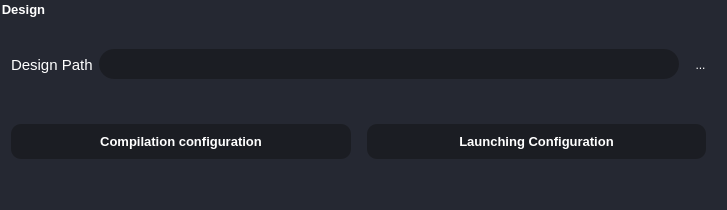
Qt form src/frontend/UiFiles/DesignBox.ui (bassant-hisham/Anomalies-Tracker-Siemens-Academy) before a commit.
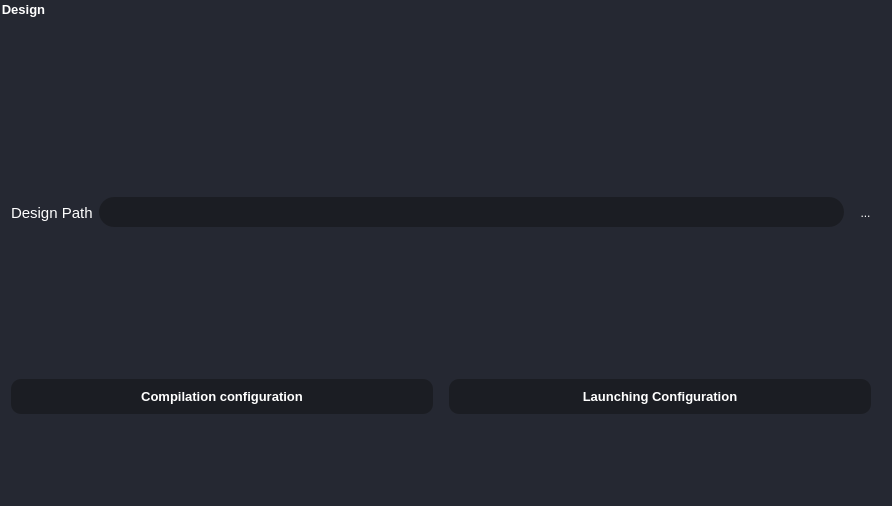
The same form after that commit. Icons and pictures are not drawn.

What changed in the file:
```diff
--- a/src/frontend/UiFiles/DesignBox.ui
+++ b/src/frontend/UiFiles/DesignBox.ui
@@ -6,14 +6,13 @@
    <rect>
     <x>0</x>
     <y>0</y>
-    <width>727</width>
-    <height>210</height>
+    <width>892</width>
+    <height>506</height>
    </rect>
   </property>
   <property name="font">
    <font>
     <pointsize>10</pointsize>
-    <weight>75</weight>
     <bold>true</bold>
    </font>
   </property>
@@ -94,15 +93,17 @@
    <string>Design</string>
   </property>
   <layout class="QGridLayout" name="gridLayout">
-   <item row="0" column="0">
+   <item row="1" column="0">
     <layout class="QHBoxLayout" name="DesignPath_horizontalLayout">
+     <property name="sizeConstraint">
+      <enum>QLayout::SetNoConstraint</enum>
+     </property>
      <item>
       <widget class="QLabel" name="DesignPath_label">
        <property name="font">
         <font>
          <family>MS Shell Dlg 2</family>
          <pointsize>11</pointsize>
-         <weight>50</weight>
          <italic>false</italic>
          <bold>false</bold>
         </font>
@@ -141,8 +142,11 @@
      </item>
     </layout>
    </item>
-   <item row="1" column="0">
+   <item row="3" column="0">
     <layout class="QHBoxLayout" name="Configurations_horizontalLayout">
+     <property name="sizeConstraint">
+      <enum>QLayout::SetNoConstraint</enum>
+     </property>
      <item>
       <widget class="QPushButton" name="CompilationConfig_button">
        <property name="sizePolicy">
@@ -160,7 +164,6 @@
        <property name="font">
         <font>
          <pointsize>10</pointsize>
-         <weight>75</weight>
          <bold>true</bold>
         </font>
        </property>
@@ -192,7 +195,6 @@
        <property name="font">
         <font>
          <pointsize>10</pointsize>
-         <weight>75</weight>
          <bold>true</bold>
         </font>
        </property>
@@ -209,6 +211,69 @@
      </item>
     </layout>
    </item>
+   <item row="0" column="0">
+    <layout class="QHBoxLayout" name="horizontalLayout" stretch="0,0">
+     <property name="spacing">
+      <number>0</number>
+     </property>
+     <property name="sizeConstraint">
+      <enum>QLayout::SetNoConstraint</enum>
+     </property>
+     <property name="bottomMargin">
+      <number>8</number>
+     </property>
+     <item>
+      <spacer name="horizontalSpacer">
+       <property name="orientation">
+        <enum>Qt::Horizontal</enum>
+       </property>
+       <property name="sizeHint" stdset="0">
+        <size>
+         <width>40</width>
+         <height>0</height>
+        </size>
+       </property>
+      </spacer>
+     </item>
+     <item>
+      <widget class="QPushButton" name="delete_pushButton">
+       <property name="styleSheet">
+        <string notr="true">background:none;
+</string>
+       </property>
+       <property name="text">
+        <string/>
+       </property>
+       <property name="icon">
+        <iconset>
+         <normaloff>../IconsImages/delete.png</normaloff>../IconsImages/delete.png</iconset>
+       </property>
+       <property name="iconSize">
+        <size>
+         <width>35</width>
+         <height>25</height>
+        </size>
+       </property>
+      </widget>
+     </item>
+    </layout>
+   </item>
+   <item row="2" column="0">
+    <spacer name="verticalSpacer">
+     <property name="orientation">
+      <enum>Qt::Vertical</enum>
+     </property>
+     <property name="sizeType">
+      <enum>QSizePolicy::Preferred</enum>
+     </property>
+     <property name="sizeHint" stdset="0">
+      <size>
+       <width>20</width>
+       <height>66</height>
+      </size>
+     </property>
+    </spacer>
+   </item>
   </layout>
  </widget>
  <resources/>
```
